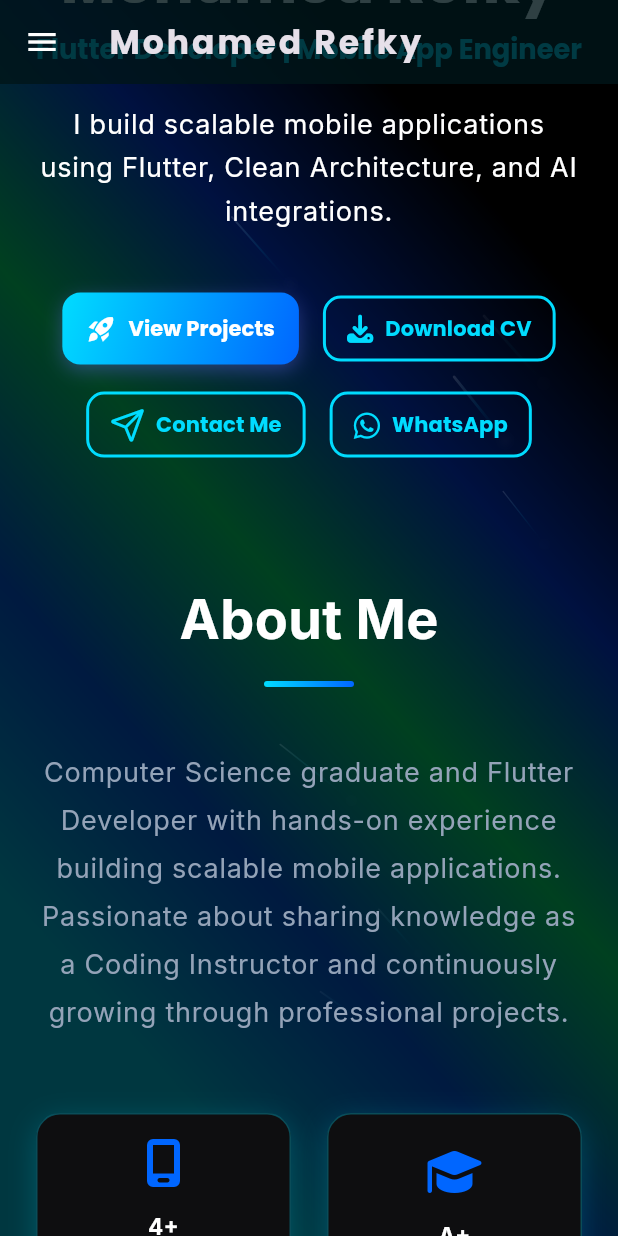
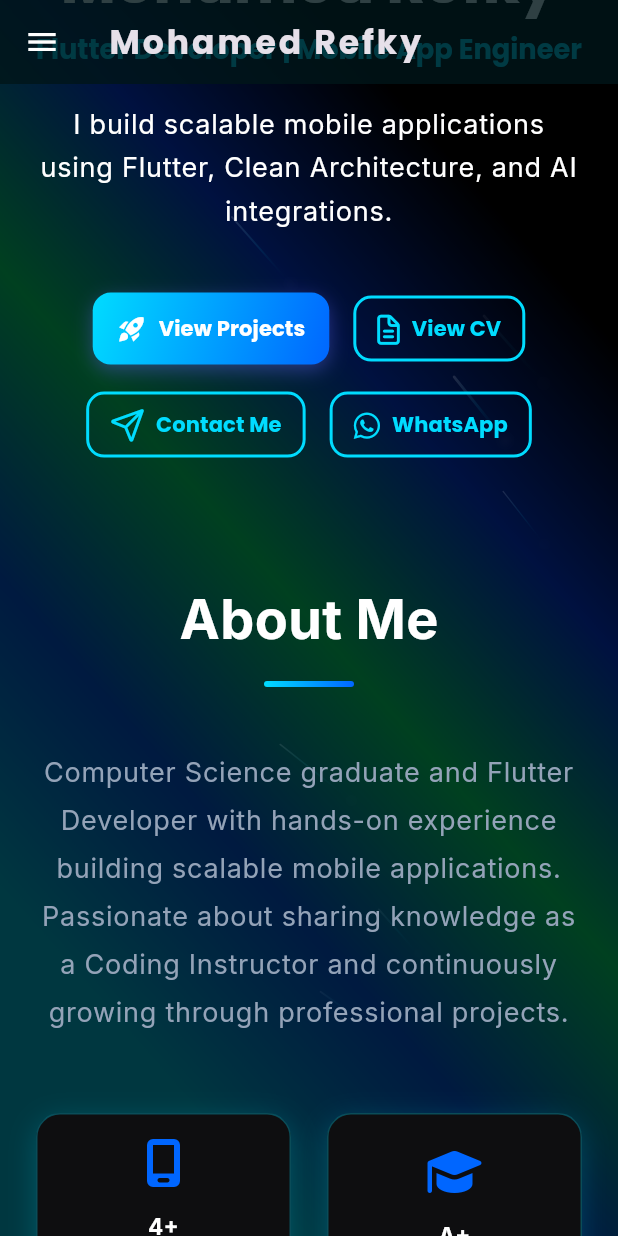
Before and after one commit to MohamedRefky/Mohamed-Refky-Portfolio, a Flutter app: the screen it shows after launch, scrolled down 576 dp, on a phone screen of 412 x 824 dp. Run offline on Flutter 3.47's test engine with Material 3 defaults, Android fonts, the phone set to English and light mode, and no system bars; drawn by our look-alikes of flutter_animate; our stand-ins replace animated_text_kit, font_awesome_flutter, google_fonts, responsive_framework; missing offline and left inert: dart:js_interop.

Commit message:
feat: add HeroSection UI and supporting AppConstants with data source integration

```diff
--- a/assets/data/portfolio_data.json
+++ b/assets/data/portfolio_data.json
@@ -5,7 +5,7 @@
     "description": "I build scalable mobile applications using Flutter, Clean Architecture, and AI integrations.",
     "about": "Computer Science graduate and Flutter Developer with hands-on experience building scalable mobile applications. Passionate about sharing knowledge as a Coding Instructor and continuously growing through professional projects.",
     "image": "assets/images/my_image.jpg",
-    "cv": "Mohamed_Refky_CV.pdf",
+    "cv": "https://drive.google.com/file/d/1o4O1oOJMVoQpqk9DghUuFOFuRJt7Oox4/view?usp=drive_link",
     "github": "https://github.com/MohamedRefky",
     "linkedin": "https://www.linkedin.com/in/mohamedrefky/",
     "email": "mohamedrifky9765@gmail.com",
--- a/lib/core/constants/app_constants.dart
+++ b/lib/core/constants/app_constants.dart
@@ -12,7 +12,9 @@ class AppConstants {
 
   static String get devImagePath =>
       _info['image'] ?? 'assets/images/my_image.jpg';
-  static String get devCvPath => _info['cv'] ?? 'cv.pdf';
+  static String get devCvPath =>
+      _info['cv'] ??
+      'https://drive.google.com/file/d/1o4O1oOJMVoQpqk9DghUuFOFuRJt7Oox4/view?usp=drive_link';
 
   // Social Links
   static String get githubUrl =>
--- a/lib/sections/hero_section.dart
+++ b/lib/sections/hero_section.dart
@@ -64,10 +64,7 @@ class _HeroText extends StatelessWidget {
   final VoidCallback? onViewProjects;
   final VoidCallback? onContactMe;
 
-  const _HeroText({
-    this.onViewProjects,
-    this.onContactMe,
-  });
+  const _HeroText({this.onViewProjects, this.onContactMe});
 
   @override
   Widget build(BuildContext context) {
@@ -148,12 +145,16 @@ class _HeroText extends StatelessWidget {
               onPressed: onViewProjects,
             ),
             OutlineButton(
-                  text: 'Download CV',
-                  icon: const FaIcon(FontAwesomeIcons.download, size: 20),
+              text: 'View CV',
+              icon: const FaIcon(FontAwesomeIcons.fileLines, size: 20),
               onPressed: () async {
+                try {
                   final Uri url = Uri.parse(AppConstants.devCvPath);
                   if (!await launchUrl(url)) {
-                      throw Exception('Could not launch $url');
+                    debugPrint('Could not launch $url');
+                  }
+                } catch (e) {
+                  debugPrint('Error launching CV: $e');
                 }
               },
             ),
@@ -173,9 +174,7 @@ class _HeroText extends StatelessWidget {
               },
             ),
           ],
-            )
-            .animate()
-            .fadeIn(delay: 800.ms, duration: 500.ms),
+        ).animate().fadeIn(delay: 800.ms, duration: 500.ms),
       ],
     );
   }
@@ -216,8 +215,6 @@ class _DevImage extends StatelessWidget {
           ),
         );
       },
-    )
-        .animate()
-        .fadeIn(delay: 400.ms, duration: 800.ms);
+    ).animate().fadeIn(delay: 400.ms, duration: 800.ms);
   }
 }
```
Lines whose indentation alone changed are shown as unchanged.
